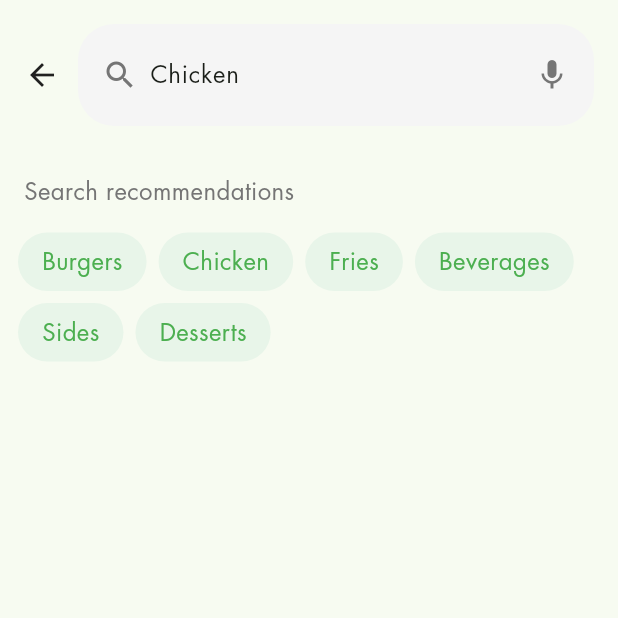
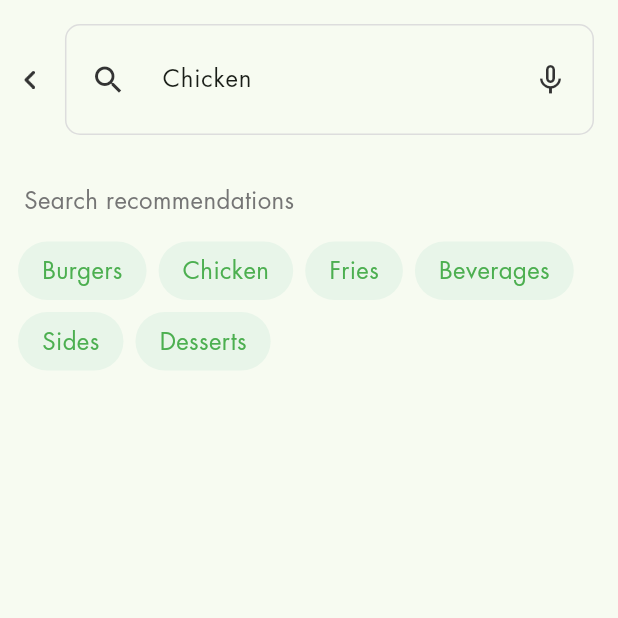
Before and after one commit to ahirlog/amerika_foods, a Flutter app: the SearchScreen screen opened by its route, after a tap on "Chicken", on a phone screen of 412 x 824 dp, the top half of it. Run offline on Flutter 3.47's test engine with Material 3 defaults, Android fonts, the phone set to English and light mode, and no system bars; our stand-ins replace another_flushbar, fluttertoast; network calls fail.

Commit message:
minor changes

```diff
--- a/lib/view/search_screen.dart
+++ b/lib/view/search_screen.dart
@@ -13,7 +13,14 @@ class SearchScreen extends StatefulWidget {
 }
 
 class _SearchScreenState extends State<SearchScreen> {
-  final List<String> _searchSuggestions = ['Burgers', 'Chicken', 'Fries', 'Beverages', 'Sides', 'Desserts'];
+  final List<String> _searchSuggestions = [
+    'Burgers',
+    'Chicken',
+    'Fries',
+    'Beverages',
+    'Sides',
+    'Desserts'
+  ];
   bool _isSearching = false;
   String _searchQuery = "Chicken";
   final TextEditingController _searchController = TextEditingController();
@@ -55,7 +62,8 @@ class _SearchScreenState extends State<SearchScreen> {
               children: [
                 _isSearching
                     ? _buildSearchScreen()
-                    : _buildResultsScreen(searchResults, restaurantViewModel, cartViewModel),
+                    : _buildResultsScreen(
+                        searchResults, restaurantViewModel, cartViewModel),
                 if (cartViewModel.totalItems > 0 && !_isSearching)
                   Positioned(
                     bottom: 0,
@@ -98,7 +106,8 @@ class _SearchScreenState extends State<SearchScreen> {
                   _performSearch(suggestion);
                 },
                 child: Container(
-                  padding: const EdgeInsets.symmetric(horizontal: 16.0, vertical: 8.0),
+                  padding: const EdgeInsets.symmetric(
+                      horizontal: 16.0, vertical: 8.0),
                   decoration: BoxDecoration(
                     color: Colors.green[50],
                     borderRadius: BorderRadius.circular(20.0),
@@ -120,7 +129,8 @@ class _SearchScreenState extends State<SearchScreen> {
     );
   }
 
-  Widget _buildResultsScreen(List<FoodItem> searchResults, RestaurantViewModel restaurantViewModel, CartViewModel cartViewModel) {
+  Widget _buildResultsScreen(List<FoodItem> searchResults,
+      RestaurantViewModel restaurantViewModel, CartViewModel cartViewModel) {
     return Column(
       crossAxisAlignment: CrossAxisAlignment.start,
       children: [
@@ -138,11 +148,13 @@ class _SearchScreenState extends State<SearchScreen> {
         ),
         Expanded(
           child: ListView.separated(
-            padding: EdgeInsets.only(bottom: cartViewModel.totalItems > 0 ? 80 : 20),
+            padding:
+                EdgeInsets.only(bottom: cartViewModel.totalItems > 0 ? 80 : 20),
             itemCount: searchResults.length,
             separatorBuilder: (context, index) => const Divider(height: 1),
             itemBuilder: (context, index) {
-              return _buildFoodItem(index, searchResults, restaurantViewModel, cartViewModel);
+              return _buildFoodItem(
+                  index, searchResults, restaurantViewModel, cartViewModel);
             },
           ),
         ),
@@ -155,31 +167,42 @@ class _SearchScreenState extends State<SearchScreen> {
       padding: const EdgeInsets.all(16.0),
       child: Row(
         children: [
-          GestureDetector(
-            onTap: _isSearching ? _exitSearch : () {
+          InkWell(
+            onTap: () {
               Navigator.pop(context);
             },
-            child: const Icon(Icons.arrow_back, color: Colors.black87),
+            child: const Image(
+              image: AssetImage(
+                'assets/images/back_icon.png',
+              ),
+              height: 12,
+            ),
           ),
-          const SizedBox(width: 12.0),
+          const SizedBox(width: 20.0),
           Expanded(
             child: GestureDetector(
               onTap: _toggleSearch,
               child: Container(
-                padding: const EdgeInsets.symmetric(horizontal: 16.0, vertical: 10.0),
+                padding: const EdgeInsets.symmetric(
+                    horizontal: 16.0, vertical: 12.0),
                 decoration: BoxDecoration(
-                  color: Colors.grey[100],
-                  borderRadius: BorderRadius.circular(24.0),
+                  color: Colors.transparent,
+                  borderRadius: BorderRadius.circular(10.0),
+                  border: Border.all(
+                    color: const Color(0xffdddddd),
+                  ),
                 ),
                 child: Row(
                   children: [
-                    Icon(Icons.search, color: Colors.grey[600]),
+                    const Icon(Icons.search, color: Color(0xff333333)),
                     const SizedBox(width: 8.0),
                     Expanded(
                       child: _isSearching
                           ? TextField(
                               controller: _searchController,
                               decoration: const InputDecoration(
+                                contentPadding: EdgeInsets.symmetric(
+                                    horizontal: 16.0, vertical: 0.0),
                                 hintText: 'Search',
                                 border: InputBorder.none,
                                 hintStyle: TextStyle(
@@ -197,7 +220,7 @@ class _SearchScreenState extends State<SearchScreen> {
                               ),
                             ),
                     ),
-                    Icon(Icons.mic, color: Colors.grey[600]),
+                    const Icon(Icons.mic_none, color: Color(0xff333333)),
                   ],
                 ),
               ),
@@ -208,9 +231,11 @@ class _SearchScreenState extends State<SearchScreen> {
     );
   }
 
-  Widget _buildFoodItem(int index, List<FoodItem> items, RestaurantViewModel restaurantViewModel, CartViewModel cartViewModel) {
+  Widget _buildFoodItem(int index, List<FoodItem> items,
+      RestaurantViewModel restaurantViewModel, CartViewModel cartViewModel) {
     final item = items[index];
-    final menuIndex = restaurantViewModel.menuItems.indexWhere((menuItem) => menuItem.name == item.name);
+    final menuIndex = restaurantViewModel.menuItems
+        .indexWhere((menuItem) => menuItem.name == item.name);
 
     return Padding(
       padding: const EdgeInsets.symmetric(vertical: 12.0, horizontal: 16.0),
@@ -275,10 +300,12 @@ class _SearchScreenState extends State<SearchScreen> {
                         icon: const Icon(Icons.remove, size: 18),
                         onPressed: () {
                           if (menuIndex >= 0) {
-                            restaurantViewModel.updateItemQuantity(menuIndex, -1);
+                            restaurantViewModel.updateItemQuantity(
+                                menuIndex, -1);
 
                             // If quantity becomes zero after decrement, update cart
-                            final updatedItem = restaurantViewModel.menuItems[menuIndex];
+                            final updatedItem =
+                                restaurantViewModel.menuItems[menuIndex];
                             if (updatedItem.quantity >= 0) {
                               cartViewModel.addToCart(updatedItem);
                             }
@@ -288,7 +315,9 @@ class _SearchScreenState extends State<SearchScreen> {
                     ),
                     const SizedBox(width: 12.0),
                     Text(
-                      menuIndex >= 0 ? '${restaurantViewModel.menuItems[menuIndex].quantity}' : '0',
+                      menuIndex >= 0
+                          ? '${restaurantViewModel.menuItems[menuIndex].quantity}'
+                          : '0',
                       style: const TextStyle(
                         fontFamily: 'FuturaStd',
                         fontSize: 18,
@@ -305,13 +334,16 @@ class _SearchScreenState extends State<SearchScreen> {
                       ),
                       child: IconButton(
                         padding: EdgeInsets.zero,
-                        icon: const Icon(Icons.add, size: 18, color: Colors.white),
+                        icon: const Icon(Icons.add,
+                            size: 18, color: Colors.white),
                         onPressed: () {
                           if (menuIndex >= 0) {
-                            restaurantViewModel.updateItemQuantity(menuIndex, 1);
+                            restaurantViewModel.updateItemQuantity(
+                                menuIndex, 1);
 
                             // Update cart
-                            final updatedItem = restaurantViewModel.menuItems[menuIndex];
+                            final updatedItem =
+                                restaurantViewModel.menuItems[menuIndex];
                             cartViewModel.addToCart(updatedItem);
                           }
                         },
```
